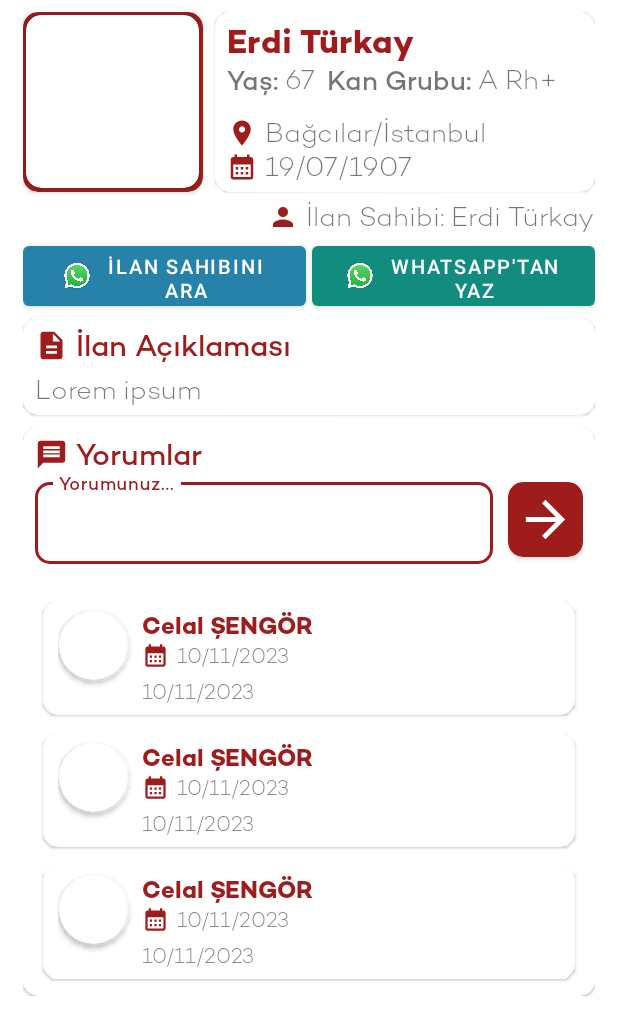
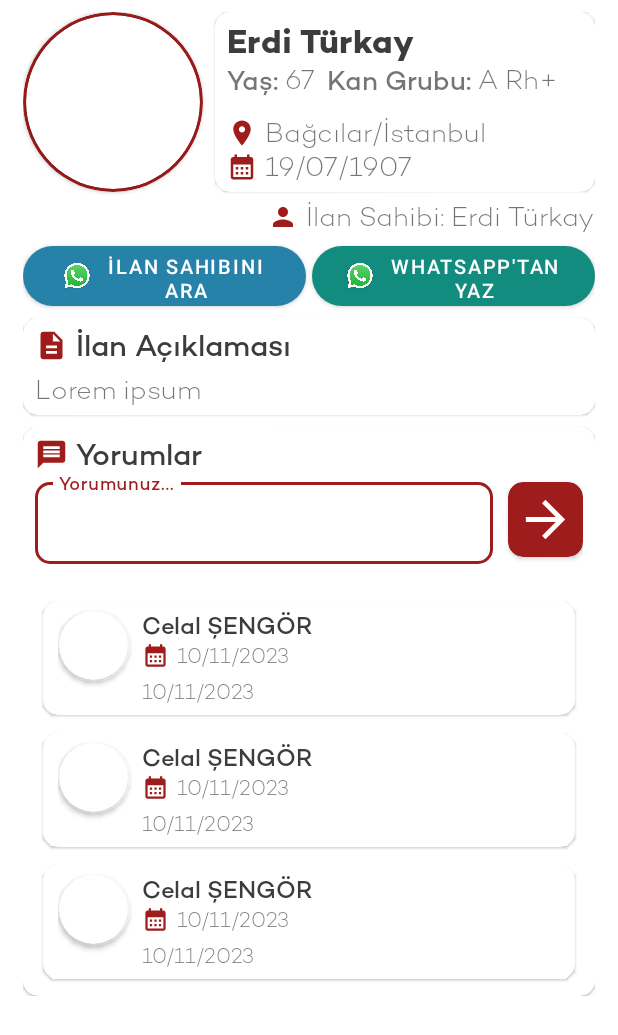
Before and after one commit to ErdiTurkay/blood-donor, an Android app: the layout fragment_post_detail.xml on its own in the app's theme, with its tools: preview values and no code run, on a phone screen of 412 x 824 dp. Shown: the top 1035 px of the screen. Run offline under Robolectric (Android 15) with nearby library versions, the phone set to English and light mode, and no system bars; network calls fail.

Commit message:
İlan Detay sayfasında geliştirmeler yapıldı.

```diff
--- a/app/src/main/res/layout/fragment_post_detail.xml
+++ b/app/src/main/res/layout/fragment_post_detail.xml
@@ -32,15 +32,15 @@
                 android:layout_width="120dp"
                 android:layout_height="120dp"
                 app:cardBackgroundColor="@color/main_color"
-                app:cardCornerRadius="10dp"
+                app:cardCornerRadius="60dp"
                 app:layout_constraintStart_toStartOf="parent"
                 app:layout_constraintTop_toTopOf="parent">
 
                 <androidx.cardview.widget.CardView
-                    android:layout_width="115dp"
-                    android:layout_height="115dp"
+                    android:layout_width="116dp"
+                    android:layout_height="116dp"
                     android:layout_gravity="center"
-                    app:cardCornerRadius="10dp">
+                    app:cardCornerRadius="58dp">
 
                     <ImageView
                         android:id="@+id/image"
@@ -75,7 +75,7 @@
                         android:layout_width="wrap_content"
                         android:layout_height="wrap_content"
                         android:fontFamily="@font/campton_bold"
-                        android:textColor="@color/main_color"
+                        android:textColor="@color/title_gray"
                         android:textSize="22sp"
                         app:layout_constraintStart_toStartOf="parent"
                         app:layout_constraintTop_toTopOf="parent"
@@ -204,6 +204,7 @@
                 android:textAllCaps="true"
                 android:textSize="13sp"
                 app:backgroundTint="#2782AA"
+                app:cornerRadius="25dp"
                 app:icon="@drawable/wp_icon"
                 app:iconGravity="textStart"
                 app:iconSize="20dp"
@@ -225,6 +226,7 @@
                 android:textAllCaps="true"
                 android:textSize="13sp"
                 app:backgroundTint="#128C7E"
+                app:cornerRadius="25dp"
                 app:icon="@drawable/wp_icon"
                 app:iconGravity="textStart"
                 app:iconSize="20dp"
@@ -267,7 +269,7 @@
                         android:layout_marginStart="5dp"
                         android:fontFamily="@font/campton"
                         android:text="@string/post_description"
-                        android:textColor="@color/main_color"
+                        android:textColor="@color/title_gray"
                         android:textSize="20sp"
                         app:layout_constraintStart_toEndOf="@id/ic_description"
                         app:layout_constraintTop_toTopOf="parent" />
@@ -320,7 +322,7 @@
                         android:layout_marginStart="5dp"
                         android:fontFamily="@font/campton"
                         android:text="@string/comments"
-                        android:textColor="@color/main_color"
+                        android:textColor="@color/title_gray"
                         android:textSize="20sp"
                         app:layout_constraintStart_toEndOf="@id/ic_comments"
                         app:layout_constraintTop_toTopOf="parent" />
@@ -355,18 +357,18 @@
                         android:layout_height="50dp"
                         android:layout_gravity="center"
                         app:cardBackgroundColor="@color/main_color"
+                        app:cardCornerRadius="10dp"
+                        app:layout_constraintBottom_toBottomOf="@id/txtLay_new_comment"
                         app:layout_constraintEnd_toEndOf="parent"
-                        app:layout_constraintTop_toTopOf="@id/txtLay_new_comment"
-                        app:layout_constraintBottom_toBottomOf="@id/txtLay_new_comment"
-                        app:cardCornerRadius="10dp">
+                        app:layout_constraintTop_toTopOf="@id/txtLay_new_comment">
 
                         <ImageView
                             android:id="@+id/btn_send_image"
                             android:layout_width="match_parent"
+                            android:layout_height="match_parent"
+                            android:padding="5dp"
+                            android:scaleType="centerCrop"
                             android:src="@drawable/ic_right_arrow"
-                            android:layout_height="match_parent"
-                            android:scaleType="centerCrop"
-                            android:padding="5dp"
                             app:tint="@color/white" />
 
                     </androidx.cardview.widget.CardView>
@@ -379,9 +381,9 @@
                         android:fontFamily="@font/campton"
                         android:text="@string/should_not_be_empty"
                         android:textColor="@color/main_color"
+                        android:visibility="invisible"
                         app:layout_constraintStart_toStartOf="@id/txtLay_new_comment"
-                        app:layout_constraintTop_toBottomOf="@id/txtLay_new_comment"
-                        android:visibility="invisible" />
+                        app:layout_constraintTop_toBottomOf="@id/txtLay_new_comment" />
 
                     <androidx.recyclerview.widget.RecyclerView
                         android:id="@+id/reply_rv"
--- a/app/src/main/res/layout/item_post.xml
+++ b/app/src/main/res/layout/item_post.xml
@@ -46,8 +46,8 @@
             android:layout_width="wrap_content"
             android:layout_height="wrap_content"
             android:layout_marginStart="8dp"
-            android:fontFamily="@font/campton_bold"
-            android:textColor="@color/main_color"
+            android:fontFamily="@font/campton"
+            android:textColor="@color/title_gray"
             android:textSize="18sp"
             app:layout_constraintStart_toEndOf="@id/icon_card"
             app:layout_constraintTop_toTopOf="@id/icon_card"
--- a/app/src/main/res/layout/item_reply.xml
+++ b/app/src/main/res/layout/item_reply.xml
@@ -46,8 +46,8 @@
             android:layout_width="wrap_content"
             android:layout_height="wrap_content"
             android:layout_marginStart="8dp"
-            android:fontFamily="@font/campton_bold"
-            android:textColor="@color/main_color"
+            android:fontFamily="@font/campton"
+            android:textColor="@color/title_gray"
             android:textSize="16sp"
             app:layout_constraintStart_toEndOf="@id/icon_card"
             app:layout_constraintTop_toTopOf="@id/icon_card"
--- a/app/src/main/res/values/colors.xml
+++ b/app/src/main/res/values/colors.xml
@@ -8,4 +8,5 @@
     <color name="white">#FFFFFFFF</color>
     <color name="gray">#EDEDED</color>
     <color name="dark_gray">#303030</color>
+    <color name="title_gray">#3C3C3C</color>
 </resources>
```
